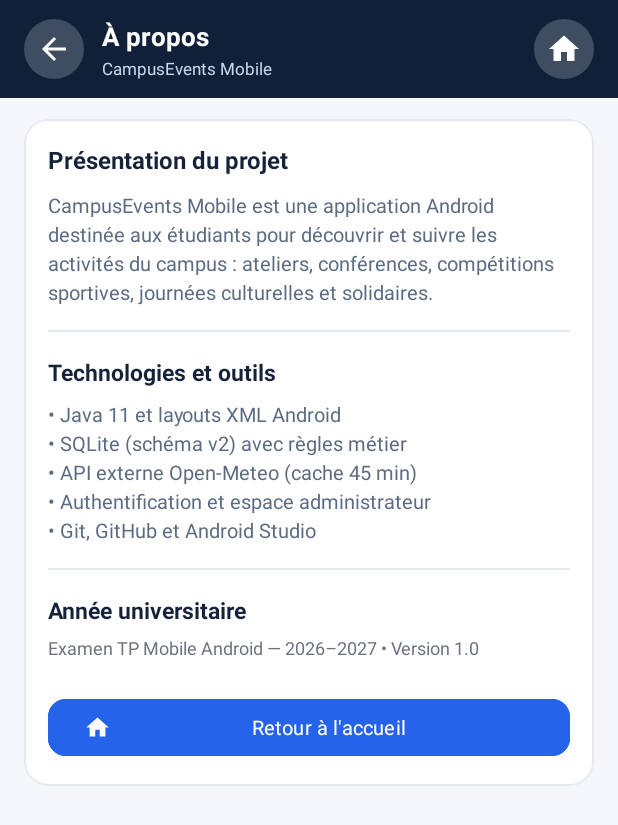
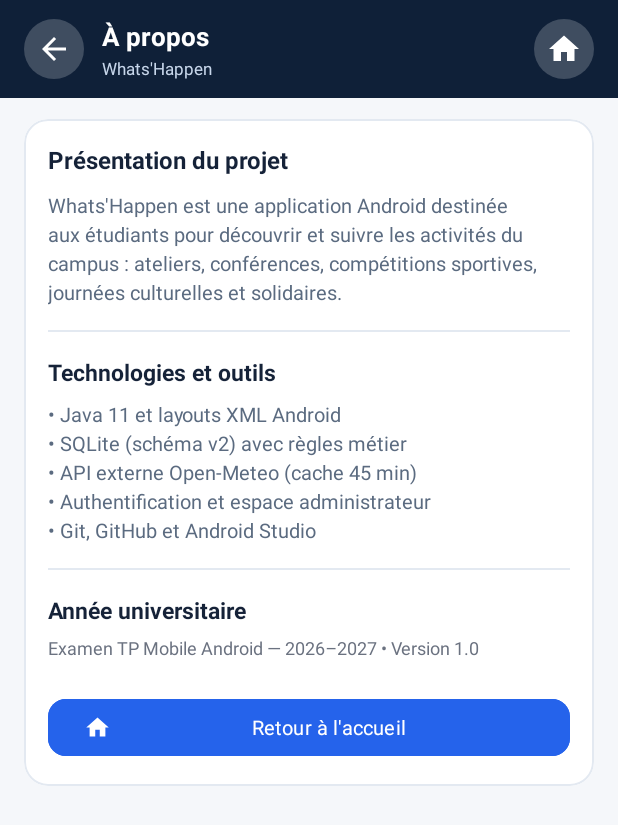
Before and after one commit to amenikochbati/CompusEvent, an Android app: the AboutActivity screen opened directly, with no data from a screen before it, on a phone screen of 412 x 824 dp. Shown: the top 825 px of the screen. Run offline under Robolectric (Android 15) with nearby library versions, the phone set to English and light mode, and no system bars.

Commit message:
Renommage de l'application en Whats'Happen

```diff
--- a/app/src/main/java/com/example/compusevent/AboutActivity.java
+++ b/app/src/main/java/com/example/compusevent/AboutActivity.java
@@ -12,7 +12,7 @@ public class AboutActivity extends AppCompatActivity {
     protected void onCreate(Bundle savedInstanceState) {
         super.onCreate(savedInstanceState);
         setContentView(R.layout.activity_about);
-        NavigationHelper.setup(this, "À propos", "CampusEvents Mobile");
+        NavigationHelper.setup(this, "À propos", "Whats'Happen");
 
         MaterialButton btnHome = findViewById(R.id.btn_about_home);
         btnHome.setOnClickListener(v -> NavigationHelper.goHome(this));
--- a/app/src/main/res/layout/activity_about.xml
+++ b/app/src/main/res/layout/activity_about.xml
@@ -51,7 +51,7 @@
                         android:layout_height="wrap_content"
                         android:layout_marginTop="10dp"
                         android:lineSpacingExtra="3dp"
-                        android:text="CampusEvents Mobile est une application Android destinée aux étudiants pour découvrir et suivre les activités du campus : ateliers, conférences, compétitions sportives, journées culturelles et solidaires."
+                        android:text="Whats'Happen est une application Android destinée aux étudiants pour découvrir et suivre les activités du campus : ateliers, conférences, compétitions sportives, journées culturelles et solidaires."
                         android:textColor="@color/text_secondary"
                         android:textSize="13sp" />
 
--- a/app/src/main/res/layout/activity_add_edit_event.xml
+++ b/app/src/main/res/layout/activity_add_edit_event.xml
@@ -51,7 +51,7 @@
                         android:layout_width="wrap_content"
                         android:layout_height="wrap_content"
                         android:layout_marginTop="4dp"
-                        android:text="Espace administration CampusEvents"
+                        android:text="Espace administration Whats'Happen"
                         android:textColor="@color/text_muted"
                         android:textSize="12sp" />
 
--- a/app/src/main/res/layout/activity_main.xml
+++ b/app/src/main/res/layout/activity_main.xml
@@ -103,7 +103,7 @@
                     <TextView
                         android:layout_width="wrap_content"
                         android:layout_height="wrap_content"
-                        android:text="CampusEvents"
+                        android:text="Whats'Happen"
                         android:textColor="@color/text_primary"
                         android:textSize="20sp"
                         android:textStyle="bold" />
--- a/app/src/main/res/layout/activity_register.xml
+++ b/app/src/main/res/layout/activity_register.xml
@@ -50,7 +50,7 @@
                         android:layout_width="match_parent"
                         android:layout_height="wrap_content"
                         android:layout_marginTop="4dp"
-                        android:text="Inscription à CampusEvents Mobile"
+                        android:text="Inscription à Whats'Happen"
                         android:textColor="@color/text_muted"
                         android:textSize="12sp" />
 
--- a/app/src/main/res/values/strings.xml
+++ b/app/src/main/res/values/strings.xml
@@ -1,6 +1,6 @@
 <?xml version="1.0" encoding="utf-8"?>
 <resources>
-    <string name="app_name">CampusEvents Mobile</string>
+    <string name="app_name">Whats\'Happen</string>
     <string name="app_tagline">La vie du campus, à portée de clic.</string>
 
     <!-- Navigation & Buttons -->
@@ -22,7 +22,7 @@
     <string name="title_favorites">Mes Favoris</string>
     <string name="title_participations">Mes Participations</string>
     <string name="title_my_events">Mes Événements et Favoris</string>
-    <string name="title_about">À propos de CampusEvents</string>
+    <string name="title_about">À propos de Whats\'Happen</string>
     <string name="search_hint">Titre, description ou lieu…</string>
     <string name="category_all">Toutes</string>
     <string name="show_past_events">Afficher les événements passés</string>
--- a/app/src/main/res/values/themes.xml
+++ b/app/src/main/res/values/themes.xml
@@ -1,5 +1,5 @@
 <resources xmlns:tools="http://schemas.android.com/tools">
-    <!-- Thème CampusEvents : navy + bleu électrique + turquoise -->
+    <!-- Thème Whats'Happen : navy + bleu électrique + turquoise -->
     <style name="Base.Theme.CompusEvent" parent="Theme.Material3.DayNight.NoActionBar">
         <item name="colorPrimary">@color/action_blue</item>
         <item name="colorOnPrimary">@color/white</item>
```
Also changed, not shown: 3 other files.
